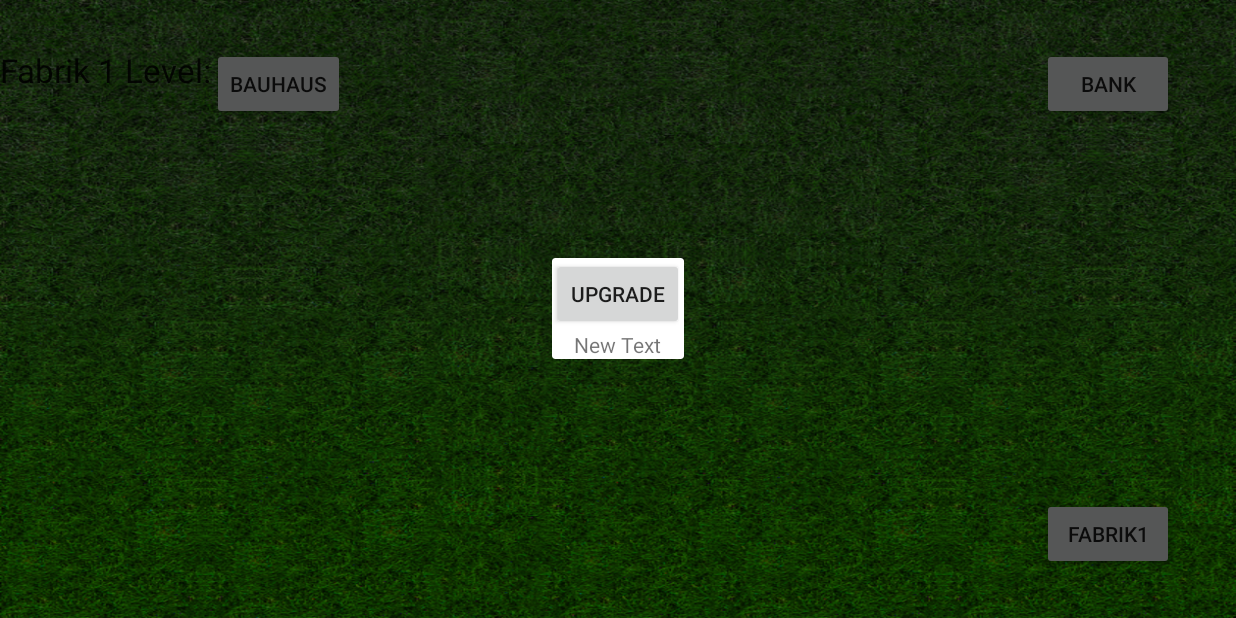
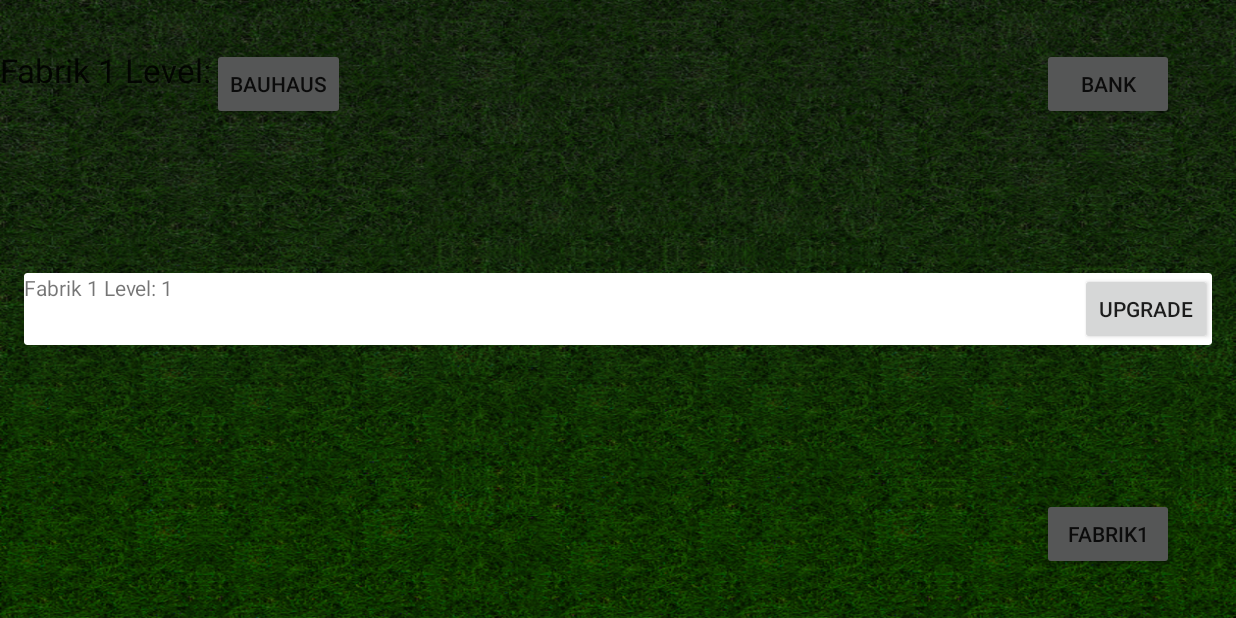
Before and after one commit to rodentooth/Royal_Industry, an Android app: the screen it shows after launch (MainActivity), after a tap on "BAUHAUS", on a phone screen of 824 x 412 dp (held sideways). Run offline under Robolectric (Android 15) with nearby library versions, the phone set to English and light mode, and no system bars; 4 statements that could not run were skipped.

Commit message:
layout wiederhergestellt

```diff
--- a/app/src/main/java/com/frozensparks/royalindustry/MainActivity.java
+++ b/app/src/main/java/com/frozensparks/royalindustry/MainActivity.java
@@ -363,6 +363,8 @@ public class MainActivity extends AppCompatActivity implements View.OnClickListe
 
     @Override
     public void onClick(View v) {
+        datafab1 = getSharedPreferences("Fabrik1Level", MODE_PRIVATE);
+
         int id = v.getId();
         if (id == R.id.Fabrik1) {
 
@@ -395,8 +397,8 @@ public class MainActivity extends AppCompatActivity implements View.OnClickListe
             upgradefab1 = (Button) bauhausdialog.findViewById(R.id.upgradefab1);
             upgradefab1.setOnClickListener(this);
 
-            //  leveltextfabr1 = (TextView) bauhausdialog.findViewById(R.id.leveltextfabr1);
-          //  leveltextfabr1.setText(datafab1.getString("leveltextfab1", "1"));
+            leveltextfabr1 = (TextView) bauhausdialog.findViewById(R.id.leveltextfabr1);
+            leveltextfabr1.setText(datafab1.getString("leveltextfab1", "1"));
 
             bauhausdialog.show();
 
--- a/app/src/main/res/layout-land/bauhausdialog.xml
+++ b/app/src/main/res/layout-land/bauhausdialog.xml
@@ -1,5 +1,5 @@
 <?xml version="1.0" encoding="utf-8"?>
-<LinearLayout xmlns:android="http://schemas.android.com/apk/res/android"
+<RelativeLayout xmlns:android="http://schemas.android.com/apk/res/android"
     android:orientation="vertical" android:layout_width="match_parent"
     android:layout_height="match_parent">
 
@@ -8,7 +8,10 @@
         android:layout_height="wrap_content"
         android:text="UPGRADE"
         android:id="@+id/upgradefab1"
-        android:layout_gravity="right" />
+        android:layout_gravity="right"
+        android:layout_alignParentTop="true"
+        android:layout_alignParentRight="true"
+        android:layout_alignParentEnd="true" />
 
     <TextView
         android:layout_width="wrap_content"
@@ -16,4 +19,4 @@
         android:text="New Text"
         android:id="@+id/leveltextfabr1"
         android:layout_gravity="center_horizontal" />
-</LinearLayout>
+</RelativeLayout>
--- a/app/src/main/res/layout/fabrik1.xml
+++ b/app/src/main/res/layout/fabrik1.xml
@@ -13,7 +13,7 @@
         android:id="@+id/imageView"
         android:layout_centerVertical="true"
         android:layout_centerHorizontal="true"
-        android:src="@drawable/fabrik1dialoghintergrund" />
+       />
 
     <ProgressBar
             style="?android:attr/progressBarStyleHorizontal"
```
